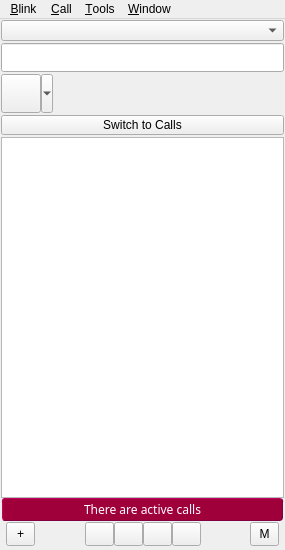
Above: resources/blink.ui from AGProjects/blink-qt before the change. Below: the same form after it.
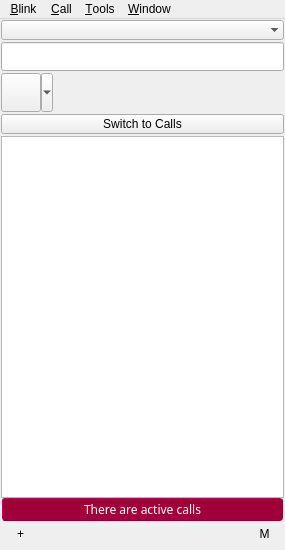
That is the form after the change. Icons and pictures are not drawn. Custom widgets are drawn as their Qt base class.

Commit message: Enhanced the aspect of the control buttons

What changed in the file:
```diff
--- a/resources/blink.ui
+++ b/resources/blink.ui
@@ -51,12 +51,6 @@
     </property>
     <item>
      <widget class="AccountSelector" name="identity">
-      <property name="maximumSize">
-       <size>
-        <width>16777215</width>
-        <height>21</height>
-       </size>
-      </property>
       <property name="font">
        <font>
         <pointsize>9</pointsize>
@@ -77,6 +71,9 @@
         <height>14</height>
        </size>
       </property>
+      <property name="frame">
+       <bool>false</bool>
+      </property>
      </widget>
     </item>
     <item>
@@ -679,6 +676,9 @@
               <height>18</height>
              </size>
             </property>
+            <property name="autoRaise">
+             <bool>true</bool>
+            </property>
            </widget>
           </item>
           <item>
@@ -726,6 +726,9 @@
                 <height>16</height>
                </size>
               </property>
+              <property name="autoRaise">
+               <bool>true</bool>
+              </property>
              </widget>
             </item>
             <item>
@@ -755,6 +758,9 @@
                 <height>16</height>
                </size>
               </property>
+              <property name="autoRaise">
+               <bool>true</bool>
+              </property>
              </widget>
             </item>
             <item>
@@ -784,6 +790,9 @@
                 <height>16</height>
                </size>
               </property>
+              <property name="autoRaise">
+               <bool>true</bool>
+              </property>
              </widget>
             </item>
             <item>
@@ -816,6 +825,9 @@
               <property name="popupMode">
                <enum>QToolButton::InstantPopup</enum>
               </property>
+              <property name="autoRaise">
+               <bool>true</bool>
+              </property>
              </widget>
             </item>
            </layout>
@@ -867,6 +879,9 @@
             <property name="checkable">
              <bool>true</bool>
             </property>
+            <property name="autoRaise">
+             <bool>true</bool>
+            </property>
            </widget>
           </item>
          </layout>
```
Left out of the diff: 3 changed lines with no effect on the pictures.
